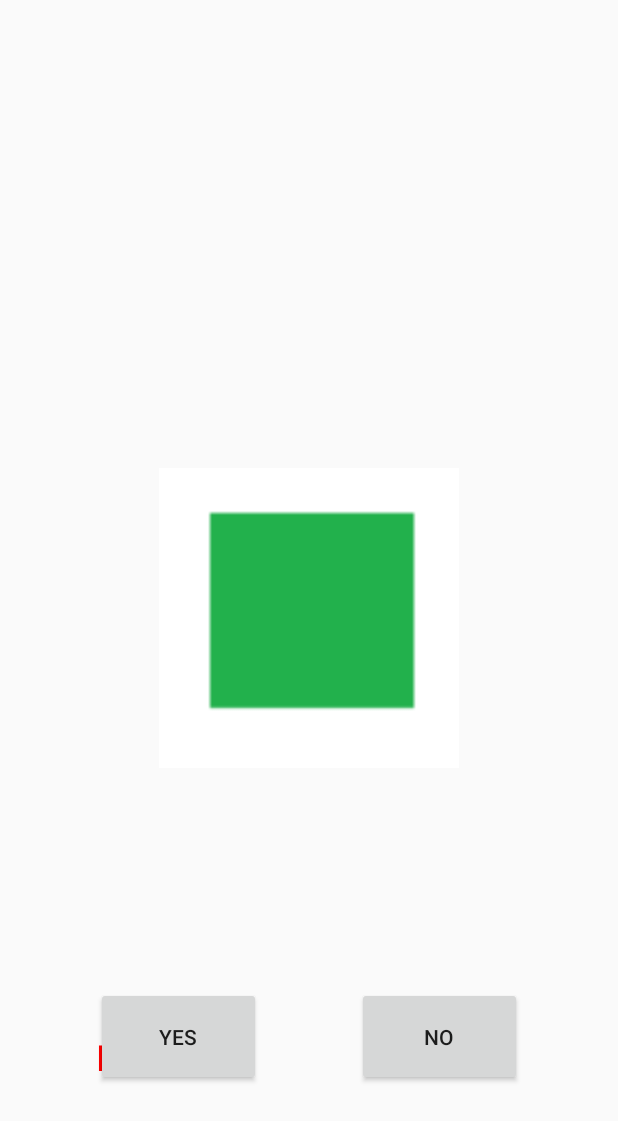
After one commit to BartoszDopke/YoungBrainApp, an Android app: the GeomemotryActivity screen opened directly, with no data from a screen before it, on a phone screen of 412 x 824 dp. The commit adds this screen. Shown: the top 1121 px of the screen. Run offline under Robolectric (Android 15) with nearby library versions, the phone set to English and light mode, and no system bars.

Commit message:
adding Geomemotry game (not working properly)

```diff
--- a/app/src/main/AndroidManifest.xml
+++ b/app/src/main/AndroidManifest.xml
@@ -12,7 +12,8 @@
         android:supportsRtl="true"
         android:theme="@style/AppTheme"
         tools:ignore="GoogleAppIndexingWarning">
-        <activity android:name=".RememberTheSequenceActivity"></activity>
+        <activity android:name=".GeomemotryActivity"></activity>
+        <activity android:name=".RememberTheSequenceActivity" />
         <activity android:name=".RegisterActivity" />
         <activity
             android:name=".PremiumActivity"
--- /dev/null
+++ b/app/src/main/java/com/pracainzynierska/inzynierka/GeomemotryActivity.java
@@ -0,0 +1,136 @@
+package com.pracainzynierska.inzynierka;
+
+import android.graphics.Color;
+import android.os.Bundle;
+import android.os.Handler;
+import android.util.Log;
+import android.view.View;
+import android.widget.Button;
+import android.widget.ImageView;
+import android.widget.TextView;
+import androidx.appcompat.app.AppCompatActivity;
+import java.util.Random;
+
+
+public class GeomemotryActivity extends AppCompatActivity {
+
+    Button yes_btn, no_btn;
+    ImageView shape;
+    TextView points;
+
+    int[] images = {R.drawable.circle,R.drawable.square,R.drawable.star,R.drawable.star6, R.drawable.triangle};
+    int[] shapesArray = {0,1,2,3,4,5};
+    Random rand = new Random();
+    //int star6, circle, square, star, triangle;
+    int player_points = 0;
+    int imgPrev, imgActual, imgSecond;
+
+    //int firstShape, secondShape;
+
+    @Override
+    protected void onCreate(Bundle savedInstanceState) {
+        super.onCreate(savedInstanceState);
+        setContentView(R.layout.activity_geomemotry);
+        shape = findViewById(R.id.shape);
+
+        yes_btn = findViewById(R.id.yes_btn);
+        no_btn = findViewById(R.id.no_btn);
+        points = findViewById(R.id.geo_points);
+
+        points.setTextColor(Color.RED);
+
+        //this line sets random image in the beginning
+        imgPrev = new Random().nextInt(images.length);
+        shape.setImageResource(images[imgPrev]);
+
+
+        Handler handler = new Handler();
+        handler.postDelayed(new Runnable() {
+            @Override
+            public void run() {
+                imgSecond = new Random().nextInt(images.length);
+                shape.setImageResource(images[imgSecond]);
+                imgActual = imgSecond;
+            }
+        },2000);
+
+        Log.i("imgPrev onCreate","imgPrev onCreate " + imgPrev);
+        Log.i("imgSecond onCreate","imgSecond onCreate " + imgSecond);
+        Log.i("imgActual onCreate","imgActual onCreate " + imgActual);
+
+
+        //there's a problem
+        yes_btn.setOnClickListener(new View.OnClickListener() {
+            @Override
+            public void onClick(View v) {
+                if(imgPrev == imgActual)
+                {
+                    player_points+=10;
+                    points.setText("Points: " + player_points);
+                }
+                else
+                {
+                    points.setText("Points: " + player_points);
+                }
+                Log.i("imgPrev in yes_btn: ", "imgPrev in yes_btn: " + imgPrev);
+                Log.i("imgActual in yes_btn: ", "imgActual in yes_btn: " + imgActual);
+                imgPrev = imgActual;
+                Log.i("imgPrev przypis yes: ", "imgPrev przypis yes: " + imgPrev);
+                imgActual = getRandomImageId();
+                Log.i("imgActual przypis yes: ", "imgActual przypis yes: " + imgActual);
+                showShape(shape, imgActual);
+
+            }
+        });
+
+        no_btn.setOnClickListener(new View.OnClickListener() {
+            @Override
+            public void onClick(View v) {
+                if(imgPrev != imgActual)
+                {
+                    player_points+=10;
+                    points.setText("Points: " + player_points);
+                }
+                else
+                {
+                    points.setText("Points: " + player_points);
+                }
+                Log.d("imgPrev in no_btn: ", "imgPrev in no_btn: " + imgPrev);
+                Log.d("imgActual in no_btn: ", "imgActual in no_btn: " + imgActual);
+                imgPrev = imgActual;
+                Log.d("imgPrev przypis no: ", "imgPrev przypis no: " + imgPrev);
+                imgActual = getRandomImageId();
+                Log.i("imgActual przypis no: ", "imgActual przypis no: " + imgActual);
+                showShape(shape, imgActual);
+
+            }
+        });
+
+    }
+
+
+    //there's a problem
+
+   //probably something's wrong there as well
+   private void showShape(ImageView iv, int choice) {
+       if (shapesArray[choice] == 0) {
+           iv.setImageResource(images[0]);
+       } else if (shapesArray[choice] == 1) {
+           iv.setImageResource(images[1]);
+       } else if (shapesArray[choice] == 2) {
+           iv.setImageResource(images[2]);
+       } else if (shapesArray[choice] == 3) {
+           iv.setImageResource(images[3]);
+       } else if (shapesArray[choice] == 4) {
+           iv.setImageResource(images[4]);
+       }
+       else if (shapesArray[choice]==5)
+       {
+           iv.setImageResource(images[5]);
+       }
+   }
+
+    private Integer getRandomImageId() {
+        return rand.nextInt(images.length);
+    }
+}
--- a/app/src/main/java/com/pracainzynierska/inzynierka/UserPanelActivity.java
+++ b/app/src/main/java/com/pracainzynierska/inzynierka/UserPanelActivity.java
@@ -85,7 +85,7 @@ public class UserPanelActivity extends AppCompatActivity {
     }
 
     private void Training() {
-        Intent intent = new Intent(this, RememberTheSequenceActivity.class);
+        Intent intent = new Intent(this, GeomemotryActivity.class);
         startActivity(intent);
     }
 
--- /dev/null
+++ b/app/src/main/res/layout/activity_geomemotry.xml
@@ -0,0 +1,54 @@
+<?xml version="1.0" encoding="utf-8"?>
+<androidx.constraintlayout.widget.ConstraintLayout xmlns:android="http://schemas.android.com/apk/res/android"
+    xmlns:app="http://schemas.android.com/apk/res-auto"
+    xmlns:tools="http://schemas.android.com/tools"
+    android:layout_width="match_parent"
+    android:layout_height="match_parent"
+    tools:context=".GeomemotryActivity">
+
+    <ImageView
+        android:id="@+id/shape"
+        android:layout_width="200dp"
+        android:layout_height="200dp"
+        app:layout_constraintBottom_toBottomOf="parent"
+        app:layout_constraintEnd_toEndOf="parent"
+        app:layout_constraintStart_toStartOf="parent"
+        app:layout_constraintTop_toTopOf="parent"></ImageView>
+
+    <Button
+        android:id="@+id/yes_btn"
+        android:layout_width="110dp"
+        android:layout_height="66dp"
+        android:layout_marginBottom="100dp"
+        android:text="@string/yes"
+        android:textAlignment="center"
+        app:layout_constraintBottom_toBottomOf="parent"
+        app:layout_constraintEnd_toStartOf="@+id/no_btn"
+        app:layout_constraintHorizontal_bias="0.5"
+        app:layout_constraintStart_toStartOf="parent" />
+
+    <Button
+        android:id="@+id/no_btn"
+        android:layout_width="110dp"
+        android:layout_height="66dp"
+        android:layout_marginBottom="100dp"
+        android:text="@string/no"
+        android:textAlignment="center"
+        app:layout_constraintBottom_toBottomOf="parent"
+        app:layout_constraintEnd_toEndOf="parent"
+        app:layout_constraintHorizontal_bias="0.5"
+        app:layout_constraintStart_toEndOf="@+id/yes_btn" />
+
+    <TextView
+        android:id="@+id/geo_points"
+        android:layout_width="283dp"
+        android:layout_height="52dp"
+        android:layout_marginTop="176dp"
+        android:text="Points: 0"
+        android:textSize="24dp"
+        app:layout_constraintEnd_toEndOf="@+id/no_btn"
+        app:layout_constraintHorizontal_bias="0.0"
+        app:layout_constraintStart_toStartOf="@+id/yes_btn"
+        app:layout_constraintTop_toBottomOf="@+id/shape" />
+
+</androidx.constraintlayout.widget.ConstraintLayout>
--- a/app/src/main/res/values/strings.xml
+++ b/app/src/main/res/values/strings.xml
@@ -143,4 +143,7 @@
     <string name="logout_btn">Log Out</string>
     <string name="exit_text">X</string>
     <string name="guess_text">Find out where pairs are and guess them all!</string>
+    <string name="yes">YES</string>
+    <string name="no">NO</string>
+    <string name="points">Points:</string>
 </resources>
--- a/app/src/main/res/values/styles.xml
+++ b/app/src/main/res/values/styles.xml
@@ -1,7 +1,7 @@
 <resources>
 
     <!-- Base application theme. -->
-    <style name="AppTheme" parent="Theme.AppCompat.Light.DarkActionBar">
+    <style name="AppTheme" parent="Theme.AppCompat.Light.NoActionBar">
         <!-- Customize your theme here. -->
         <item name="colorPrimary">@color/colorPrimary</item>
         <item name="colorPrimaryDark">@color/colorPrimaryDark</item>
```
Also changed, not shown: app/src/main/res/drawable/circle.png (added), app/src/main/res/drawable/square.png (added), app/src/main/res/drawable/star.png (added), app/src/main/res/drawable/star6.png (added), app/src/main/res/drawable/triangle.png (added).
